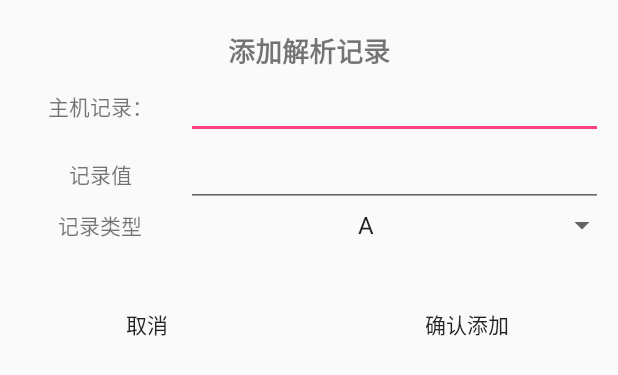
After one commit to ankanch/QCloudManager, an Android app: the layout layout_add_new_record.xml on its own in the app's theme, with its tools: preview values and no code run, on a phone screen of 412 x 824 dp. The commit adds this screen. Shown: the top 375 px of the screen. Run offline under Robolectric (Android 15) with nearby library versions, the phone set to English and light mode, and no system bars.

Commit message:
完成添加域名解析记录。优化部分UI显示。

```diff
--- a/app/src/main/java/com/akakanch/qcloudmanager/DomainManager.java
+++ b/app/src/main/java/com/akakanch/qcloudmanager/DomainManager.java
@@ -8,6 +8,7 @@ import android.content.SharedPreferences;
 import android.os.AsyncTask;
 import android.os.Bundle;
 import android.support.annotation.Nullable;
+import android.support.design.widget.FloatingActionButton;
 import android.support.design.widget.Snackbar;
 import android.util.Log;
 import android.view.LayoutInflater;
@@ -96,6 +97,8 @@ public class DomainManager extends Fragment {
                 fragmentTransaction.replace(R.id.content_main,ip);
                 fragmentTransaction.addToBackStack(null);
                 fragmentTransaction.commit();
+                FloatingActionButton fab = (FloatingActionButton)getActivity().findViewById(R.id.fab);
+                fab.setVisibility(View.VISIBLE);
             }
         });
     }
--- /dev/null
+++ b/app/src/main/res/layout/layout_add_new_record.xml
@@ -0,0 +1,119 @@
+<?xml version="1.0" encoding="utf-8"?>
+<LinearLayout xmlns:android="http://schemas.android.com/apk/res/android"
+    android:orientation="vertical" android:layout_width="match_parent"
+    android:layout_height="match_parent">
+
+
+    <TextView
+        android:id="@+id/textView4"
+        android:layout_width="match_parent"
+        android:layout_height="wrap_content"
+        android:text="@string/str_dm_add_records_tips"
+        android:textAlignment="center"
+        android:layout_marginTop="20sp"
+        android:textSize="18sp"
+        android:textStyle="bold" />
+
+    <LinearLayout
+        android:layout_width="match_parent"
+        android:layout_height="wrap_content"
+        android:orientation="horizontal">
+
+        <TextView
+            android:id="@+id/textView7"
+            android:layout_width="match_parent"
+            android:layout_height="wrap_content"
+            android:layout_marginLeft="10sp"
+            android:layout_weight="0.7"
+            android:text="@string/str_dm_add_records_name"
+            android:textAlignment="center" />
+
+        <EditText
+            android:id="@+id/editText_name_add"
+            android:layout_width="match_parent"
+            android:layout_height="wrap_content"
+            android:layout_marginRight="10sp"
+            android:layout_weight="0.3"
+            android:ems="10"
+            android:inputType="textPersonName"
+            android:text="" />
+    </LinearLayout>
+
+    <LinearLayout
+        android:layout_width="match_parent"
+        android:layout_height="wrap_content"
+        android:orientation="horizontal">
+
+        <TextView
+            android:id="@+id/textView8"
+            android:layout_width="match_parent"
+            android:layout_height="wrap_content"
+            android:layout_marginLeft="10sp"
+            android:layout_weight="0.7"
+            android:text="@string/str_dm_add_records_value"
+            android:textAlignment="center" />
+
+        <EditText
+            android:id="@+id/editText_value_add"
+            android:layout_width="match_parent"
+            android:layout_height="wrap_content"
+            android:layout_marginRight="10sp"
+            android:layout_weight="0.3"
+            android:ems="10"
+            android:inputType="textPersonName"
+            android:text="" />
+    </LinearLayout>
+
+    <LinearLayout
+        android:layout_width="match_parent"
+        android:layout_height="wrap_content"
+        android:orientation="horizontal">
+
+        <TextView
+            android:id="@+id/textView9"
+            android:layout_width="match_parent"
+            android:layout_height="wrap_content"
+            android:layout_marginLeft="10sp"
+            android:layout_weight="0.7"
+            android:text="@string/str_dm_add_records_type"
+            android:textAlignment="center" />
+
+        <Spinner
+            android:id="@+id/spinner_type_add"
+            android:layout_width="match_parent"
+            android:layout_height="wrap_content"
+            android:layout_weight="0.3"
+            android:entries="@array/strarr_dm_spinner_records_type"
+            android:textAlignment="center" />
+    </LinearLayout>
+
+    <LinearLayout
+        android:layout_width="match_parent"
+        android:layout_height="wrap_content"
+        android:orientation="horizontal"
+        android:layout_marginLeft="5sp"
+        android:layout_marginRight="5sp"
+        android:layout_marginTop="30sp">
+
+        <Button
+            android:id="@+id/button_cancel_add"
+            style="@style/Widget.AppCompat.Button.Borderless"
+            android:layout_width="match_parent"
+            android:layout_height="wrap_content"
+            android:layout_marginLeft="10sp"
+            android:layout_marginRight="25sp"
+            android:layout_weight="0.5"
+            android:text="@string/str_dm_add_records_cancel" />
+
+        <Button
+            android:id="@+id/button_confirm_add"
+            style="@style/Widget.AppCompat.Button.Borderless"
+            android:layout_width="match_parent"
+            android:layout_height="wrap_content"
+            android:layout_marginLeft="10sp"
+            android:layout_weight="0.5"
+            android:text="@string/str_dm_add_records_confirm" />
+    </LinearLayout>
+
+
+</LinearLayout>
--- a/app/src/main/res/values/strings.xml
+++ b/app/src/main/res/values/strings.xml
@@ -79,6 +79,13 @@
         <item>AAAA</item>
         <item>SRV</item>
     </string-array>
+    <!-- - - - - - - - -添加新的解析记录-->
+    <string name="str_dm_add_records_tips">添加解析记录</string>
+    <string name="str_dm_add_records_name">主机记录：</string>
+    <string name="str_dm_add_records_type">记录类型</string>
+    <string name="str_dm_add_records_value">记录值</string>
+    <string name="str_dm_add_records_confirm">确认添加</string>
+    <string name="str_dm_add_records_cancel">取消</string>
     <!-- - - - - - - - -IndexPage-->
     <string name="str_ip_notes">
         欢迎使用腾讯云助手\r\n
```
Also changed, not shown: app/src/main/java/com/akakanch/qcloudmanager/MainActivity.java (+7 -1 lines), app/src/main/java/com/akakanch/qcloudmanager/RecordItemAdaptor.java (+13 -4 lines), app/src/main/java/com/akakanch/qcloudmanager/RecordsManager.java (+85 -0 lines).
